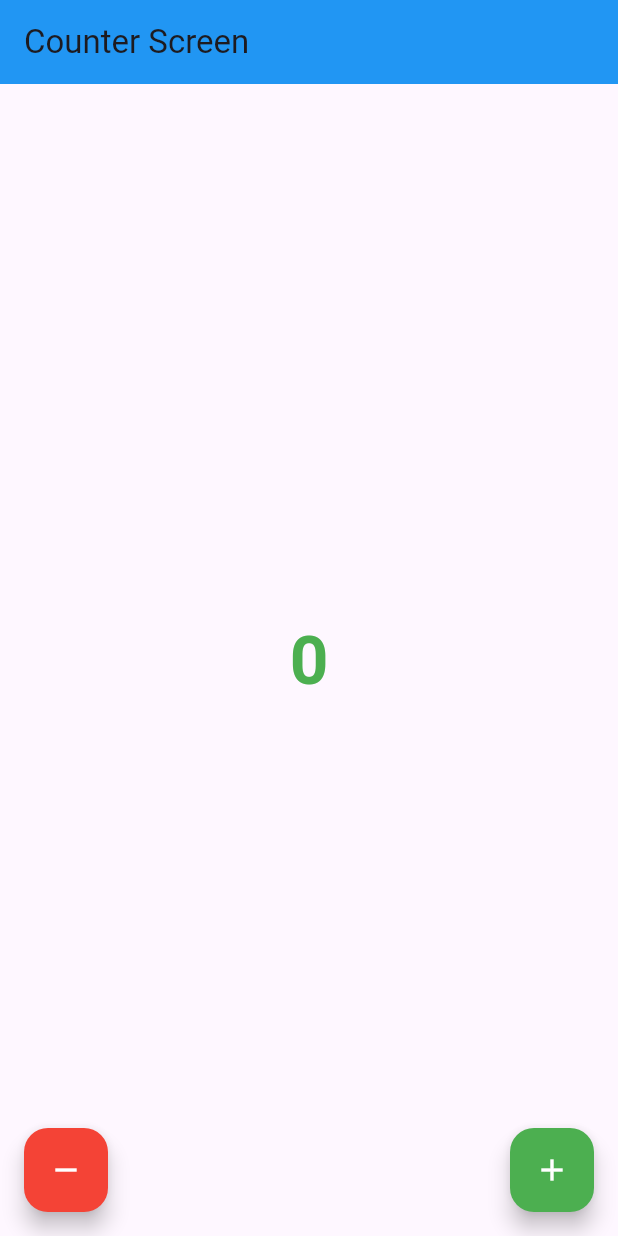
After one commit to StevanusPangau/Belajar-Flutter, a Flutter app: the CounterScreen screen opened directly, on a phone screen of 412 x 824 dp. The commit adds this screen. Run offline on Flutter 3.47's test engine with Material 3 defaults, Android fonts, the phone set to English and light mode, and no system bars; network calls fail.

Commit message:
widget - switch & stateful widget

```diff
--- /dev/null
+++ b/2_flutter/lib/10_widget_counter-screen.dart
@@ -0,0 +1,18 @@
+import 'package:basics/presentation/counter/counter_screen.dart';
+import 'package:flutter/material.dart';
+
+void main() {
+  runApp(const MyApp());
+}
+
+class MyApp extends StatelessWidget {
+  const MyApp({super.key});
+
+  @override
+  Widget build(BuildContext context) {
+    return MaterialApp(
+      theme: ThemeData(appBarTheme: const AppBarTheme(color: Colors.blue)),
+      home: const CounterScreen(),
+    );
+  }
+}
--- /dev/null
+++ b/2_flutter/lib/presentation/counter/counter_screen.dart
@@ -0,0 +1,58 @@
+import 'package:flutter/material.dart';
+
+class CounterScreen extends StatefulWidget {
+  const CounterScreen({super.key});
+
+  @override
+  State<CounterScreen> createState() => _CounterScreenState();
+}
+
+class _CounterScreenState extends State<CounterScreen> {
+  late int _counter = 0;
+
+  @override
+  Widget build(BuildContext context) {
+    return Scaffold(
+        appBar: AppBar(
+          title: const Text('Counter Screen'),
+        ),
+        body: Center(
+          child: Text(
+            _counter.toString(),
+            style: TextStyle(
+                fontSize: 45,
+                fontWeight: FontWeight.bold,
+                color: _counter >= 0 ? Colors.green : Colors.red),
+          ),
+        ),
+        floatingActionButtonLocation: FloatingActionButtonLocation.centerFloat,
+        floatingActionButton: Padding(
+          padding: const EdgeInsets.symmetric(horizontal: 16),
+          child: Row(
+            mainAxisAlignment: MainAxisAlignment.spaceBetween,
+            children: [
+              FloatingActionButton(
+                heroTag: 'btn1',
+                onPressed: () {
+                  setState(() {
+                    _counter--;
+                  });
+                },
+                backgroundColor: Colors.red,
+                child: const Icon(Icons.remove, color: Colors.white),
+              ),
+              FloatingActionButton(
+                heroTag: 'btn2',
+                onPressed: () {
+                  setState(() {
+                    _counter++;
+                  });
+                },
+                backgroundColor: Colors.green,
+                child: const Icon(Icons.add, color: Colors.white),
+              ),
+            ],
+          ),
+        ));
+  }
+}
```
Also changed, not shown: 2_flutter/lib/presentation/widget_examples/widgets/button_examples.dart (+15 -3 lines).
